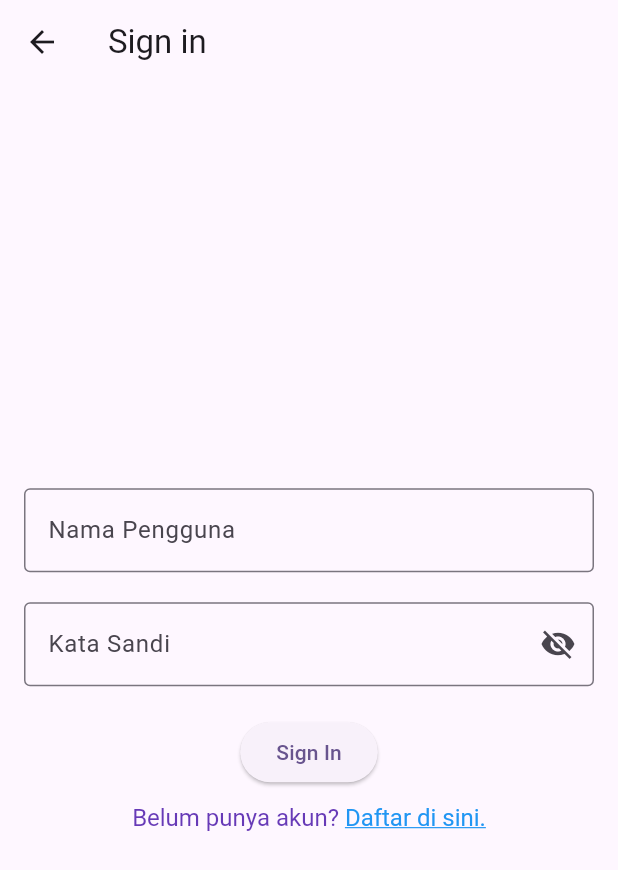
After one commit to tifanygiera/wisata_candi_-aginda-, a Flutter app: the SignInScreen screen opened directly, on a phone screen of 412 x 824 dp. The commit adds this screen. Shown: the top 870 px of the screen. Run offline on Flutter 3.47's test engine with Material 2 defaults, Android fonts, the phone set to English and light mode, and no system bars.

Commit message:
signupscreen dan signinscreen

```diff
--- /dev/null
+++ b/lib/screens/sign_in_screen.dart
@@ -0,0 +1,103 @@
+import 'package:flutter/gestures.dart';
+import 'package:flutter/material.dart';
+
+class SignInScreen extends StatefulWidget {
+  SignInScreen({super.key});
+
+  @override
+  State<SignInScreen> createState() => _SignInScreenState();
+}
+
+class _SignInScreenState extends State<SignInScreen> {
+//Todo 1 Deklarasikan Variabel
+  final TextEditingController _usernameController = TextEditingController();
+
+  final TextEditingController _passwordControler = TextEditingController();
+
+  String _errortext = '';
+
+  bool _isSignedIn = false;
+
+  bool _obsecurePassword = true;
+
+  @override
+  Widget build(BuildContext context) {
+    return Scaffold(
+      //TODO : 2 pasang appBar
+        appBar: AppBar(title: Text('Sign in'),),
+        // TODO : 3 pasang body
+        body: Center(
+            child: SingleChildScrollView(
+              child: Padding(
+                  padding: const EdgeInsets.all(16),
+                  child: Form(
+                    child: Column(
+                      // TODO: 4. Atur mainAxisAligment dan crossAxisAligment
+                      mainAxisAlignment: MainAxisAlignment.center,
+                      crossAxisAlignment: CrossAxisAlignment.center,
+                      children: [
+                        // TODO: 5. Pasang TextFormField Nama Pengguna
+                        TextFormField(
+                          controller: _usernameController,
+                          decoration: InputDecoration(
+                              labelText: "Nama Pengguna",
+                              border: OutlineInputBorder()
+                          ),
+                        ),
+                        // TODO: 6. Pasang TextFormField Kata Sandi
+                        SizedBox(height: 20),
+                        TextFormField(
+                          controller: _passwordControler,
+                          decoration: InputDecoration(
+                            labelText: "Kata Sandi",
+                            errorText: _errortext.isNotEmpty ? _errortext : null,
+                            border: OutlineInputBorder(),
+                            suffixIcon: IconButton(
+                              onPressed: (){
+                                setState(() {
+                                  _obsecurePassword = !_obsecurePassword;
+                                });
+                              },
+                              icon: Icon(
+                                _obsecurePassword ? Icons.visibility_off
+                                    : Icons.visibility,
+                              ),
+                            ),
+                          ),
+                          obscureText: _obsecurePassword,
+                        ),
+                        // TODO: 7. Pasang ElevatedButton Sign In
+                        SizedBox(height: 20),
+                        ElevatedButton(
+                            onPressed: (){},
+                            child: Text('Sign In')),
+                        // TODO: 8 Pasang TextButton Sign UP
+                        SizedBox(height: 10),
+                        //
+                        RichText(
+                            text: TextSpan(
+                                text: 'Belum punya akun? ',
+                                style: TextStyle(fontSize: 16, color: Colors.deepPurple),
+                                children: <TextSpan>[
+                                  TextSpan(
+                                    text: 'Daftar di sini.',
+                                    style: TextStyle(
+                                        color: Colors.blue,
+                                        decoration: TextDecoration.underline,
+                                        fontSize: 16
+                                    ),
+                                    recognizer: TapGestureRecognizer()
+                                      ..onTap = () {},
+                                  )
+                                ]
+                            )
+                        )
+                      ],
+                    ),
+                  )
+              ),
+            )
+        )
+    );
+  }
+}
--- /dev/null
+++ b/lib/screens/sign_up_screen.dart
@@ -0,0 +1,110 @@
+import 'package:flutter/gestures.dart';
+import 'package:flutter/material.dart';
+
+class SignInScreen extends StatefulWidget {
+  SignInScreen({super.key});
+
+  @override
+  State<SignInScreen> createState() => _SignInScreenState();
+}
+
+class _SignInScreenState extends State<SignInScreen> {
+//Todo 1 Deklarasikan Variabel
+  final TextEditingController _usernameController = TextEditingController();
+
+  final TextEditingController _passwordControler = TextEditingController();
+
+  String _errortext = '';
+
+  bool _isSignedIn = false;
+
+  bool _obsecurePassword = true;
+
+  @override
+  Widget build(BuildContext context) {
+    return Scaffold(
+      //TODO : 2 pasang appBar
+        appBar: AppBar(title: Text('Sign in'),),
+        // TODO : 3 pasang body
+        body: Center(
+            child: SingleChildScrollView(
+              child: Padding(
+                  padding: const EdgeInsets.all(16),
+                  child: Form(
+                    child: Column(
+                      // TODO: 4. Atur mainAxisAligment dan crossAxisAligment
+                      mainAxisAlignment: MainAxisAlignment.center,
+                      crossAxisAlignment: CrossAxisAlignment.center,
+                      children: [
+                        TextFormField(
+                          controller: _usernameController,
+                          decoration: InputDecoration(
+                              labelText: "Jonathan Christian",
+                              border: OutlineInputBorder()
+                          ),
+                        ),
+                        // TODO: 5. Pasang TextFormField Nama Pengguna
+                        TextFormField(
+                          controller: _usernameController,
+                          decoration: InputDecoration(
+                              labelText: "Nama Pengguna",
+                              border: OutlineInputBorder()
+                          ),
+                        ),
+                        // TODO: 6. Pasang TextFormField Kata Sandi
+                        SizedBox(height: 20),
+                        TextFormField(
+                          controller: _passwordControler,
+                          decoration: InputDecoration(
+                            labelText: "Kata Sandi",
+                            errorText: _errortext.isNotEmpty ? _errortext : null,
+                            border: OutlineInputBorder(),
+                            suffixIcon: IconButton(
+                              onPressed: (){
+                                setState(() {
+                                  _obsecurePassword = !_obsecurePassword;
+                                });
+                              },
+                              icon: Icon(
+                                _obsecurePassword ? Icons.visibility_off
+                                    : Icons.visibility,
+                              ),
+                            ),
+                          ),
+                          obscureText: _obsecurePassword,
+                        ),
+                        // TODO: 7. Pasang ElevatedButton Sign In
+                        SizedBox(height: 20),
+                        ElevatedButton(
+                            onPressed: (){},
+                            child: Text('Sign In')),
+                        // TODO: 8 Pasang TextButton Sign UP
+                        SizedBox(height: 10),
+                        //
+                        RichText(
+                            text: TextSpan(
+                                text: 'Belum punya akun? ',
+                                style: TextStyle(fontSize: 16, color: Colors.deepPurple),
+                                children: <TextSpan>[
+                                  TextSpan(
+                                    text: 'Daftar di sini.',
+                                    style: TextStyle(
+                                        color: Colors.blue,
+                                        decoration: TextDecoration.underline,
+                                        fontSize: 16
+                                    ),
+                                    recognizer: TapGestureRecognizer()
+                                      ..onTap = () {},
+                                  )
+                                ]
+                            )
+                        )
+                      ],
+                    ),
+                  )
+              ),
+            )
+        )
+    );
+  }
+}
```
Also changed, not shown: lib/screens/profile_screen.dart (+36 -6 lines), 1 other file.
